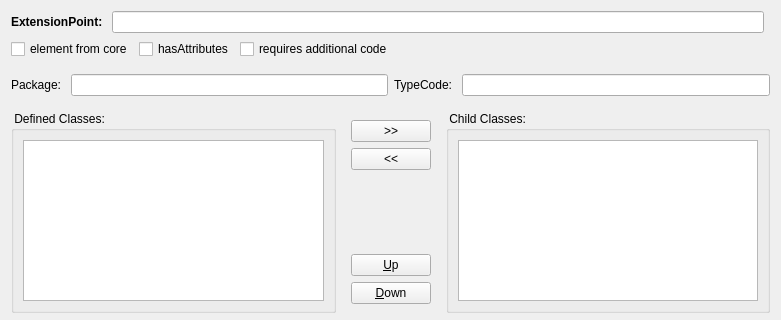
The window that ui/formdeviserplugin.ui (sbmlteam/QtDeviser) describes before a commit, drawn with Qt 5; both pictures show x 0 to 781 and y 0 to 320 of the 781 by 629 pixel window.
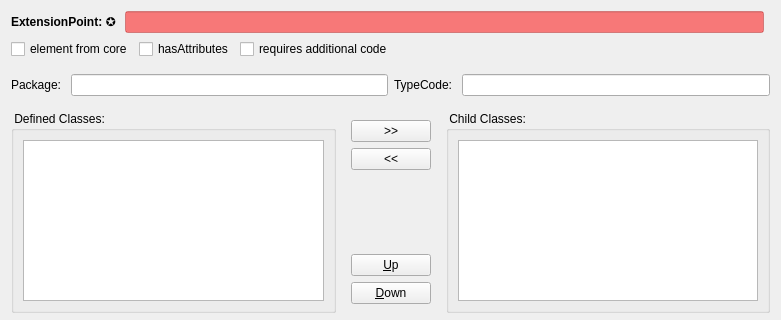
The same window after the commit. Icons and pictures are not drawn.

Commit message: - added validation to the attribute models - red background for required items - reordered attribute columns

Patch:
```diff
--- a/ui/formdeviserplugin.ui
+++ b/ui/formdeviserplugin.ui
@@ -22,7 +22,8 @@
      <item row="0" column="0">
       <widget class="QLabel" name="label">
        <property name="text">
-        <string>&lt;html&gt;&lt;head/&gt;&lt;body&gt;&lt;p&gt;&lt;span style=&quot; font-weight:600;&quot;&gt;ExtensionPoint: &lt;/span&gt;&lt;/p&gt;&lt;/body&gt;&lt;/html&gt;</string>
+        <string>&lt;html&gt;&lt;head/&gt;&lt;body&gt;&lt;p&gt;&lt;span style=&quot; font-weight:600;&quot;&gt;ExtensionPoint: 	
+&amp;#10026; &lt;/span&gt;&lt;/p&gt;&lt;/body&gt;&lt;/html&gt;</string>
        </property>
       </widget>
      </item>
@@ -31,6 +32,9 @@
        <property name="toolTip">
         <string>&lt;html&gt;&lt;head/&gt;&lt;body&gt;&lt;p&gt;&lt;span&gt;The &lt;/span&gt;&lt;span style=&quot; font-weight:600;&quot;&gt;Name&lt;/span&gt;&lt;span&gt; of the class being extended by this plugin element. Note this can come from Core or another Level 3 package. This field is required.&lt;/span&gt;&lt;/p&gt;&lt;/body&gt;&lt;/html&gt;</string>
        </property>
+       <property name="styleSheet">
+        <string notr="true">QLineEdit { background-color: rgba(255,0,0,127);selection-background-color:rgba(255,0,0,127) }QLineEdit:hover { background-color: rgba(255,0,0,127);selection-background-color:rgba(255,0,0,127) }</string>
+       </property>
       </widget>
      </item>
     </layout>
```
Left out of the diff: 17 changed lines with no effect on the pictures. The commit also changes 23 other files.
